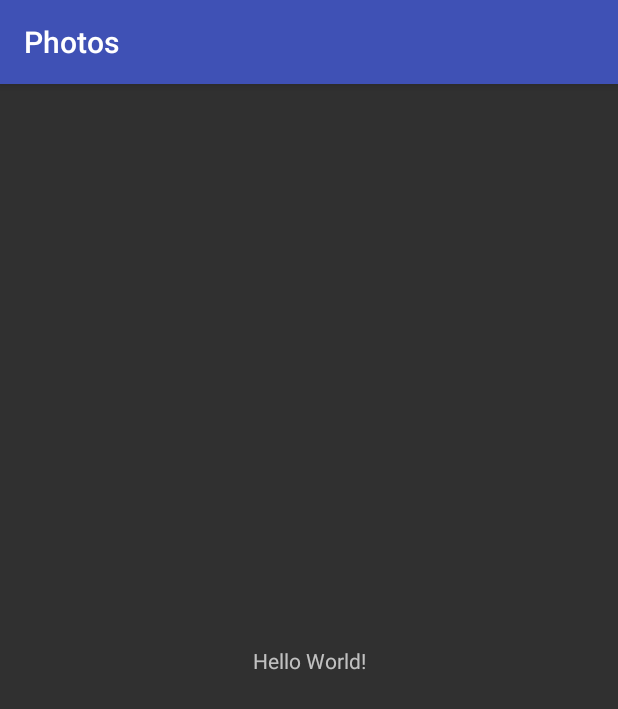
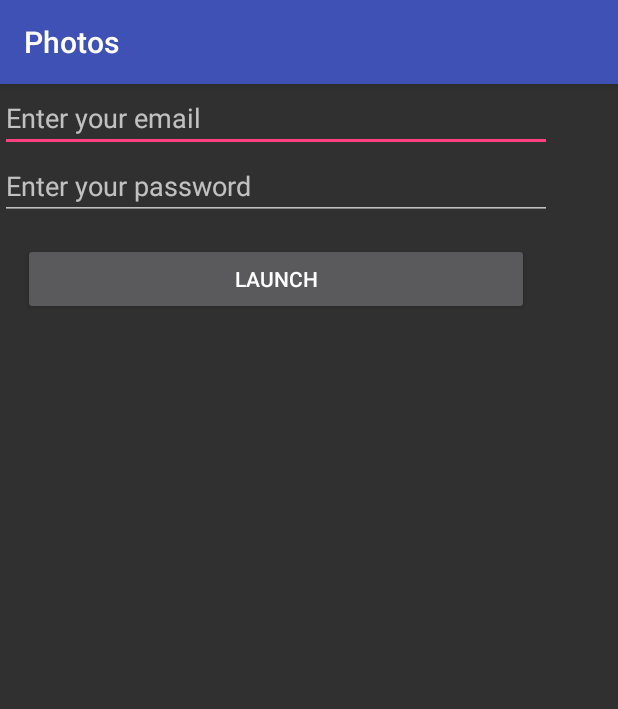
Before and after one commit to bluenight1994/Furo, an Android app: the screen it shows after launch (MainActivity), on a phone screen of 412 x 824 dp. Shown: the top 709 px of the screen. Run offline under Robolectric (Android 15) with nearby library versions, the phone set to English and light mode, and no system bars.

Commit message:
add firebase and login UI

```diff
--- a/app/build.gradle
+++ b/app/build.gradle
@@ -26,5 +26,8 @@ dependencies {
     })
     compile 'com.android.support:appcompat-v7:23.3.0'
     compile 'com.android.support.constraint:constraint-layout:1.0.2'
+    compile 'com.google.firebase:firebase-auth:9.6.1'
     testCompile 'junit:junit:4.12'
 }
+
+apply plugin: 'com.google.gms.google-services'
--- a/app/src/main/AndroidManifest.xml
+++ b/app/src/main/AndroidManifest.xml
@@ -1,6 +1,8 @@
 <?xml version="1.0" encoding="utf-8"?>
 <manifest xmlns:android="http://schemas.android.com/apk/res/android"
     package="com.example.ganhong.photos">
+
+    <uses-permission android:name="android.permission.INTERNET" />
 
     <application
         android:allowBackup="true"
--- a/app/src/main/res/layout/activity_main.xml
+++ b/app/src/main/res/layout/activity_main.xml
@@ -6,13 +6,38 @@
     android:layout_height="match_parent"
     tools:context="com.example.ganhong.photos.MainActivity">
 
-    <TextView
-        android:layout_width="wrap_content"
+    <LinearLayout
+        android:layout_centerHorizontal="true"
+        android:layout_centerVertical = "true"
+        android:orientation="vertical"
+        android:layout_width="368dp"
         android:layout_height="wrap_content"
-        android:text="Hello World!"
-        app:layout_constraintBottom_toBottomOf="parent"
-        app:layout_constraintLeft_toLeftOf="parent"
-        app:layout_constraintRight_toRightOf="parent"
-        app:layout_constraintTop_toTopOf="parent" />
+        tools:layout_editor_absoluteY="0dp"
+        tools:layout_editor_absoluteX="8dp">
+
+
+        <EditText
+            android:inputType="textEmailAddress"
+            android:hint="Enter your email"
+            android:id="@+id/editTextEmail"
+            android:layout_width="match_parent"
+            android:layout_height="wrap_content" />
+
+        <EditText
+            android:inputType="textPassword"
+            android:hint="Enter your password"
+            android:id="@+id/editTextPassword"
+            android:layout_width="match_parent"
+            android:layout_height="wrap_content" />
+
+        <Button
+            android:layout_margin="15dp"
+            android:id="@+id/buttonSignIn"
+            android:text="Launch"
+            android:layout_width="match_parent"
+            android:layout_height="wrap_content" />
+
+
+    </LinearLayout>
 
 </android.support.constraint.ConstraintLayout>
--- a/build.gradle
+++ b/build.gradle
@@ -6,7 +6,7 @@ buildscript {
     }
     dependencies {
         classpath 'com.android.tools.build:gradle:2.3.1'
-
+        classpath 'com.google.gms:google-services:3.0.0'
         // NOTE: Do not place your application dependencies here; they belong
         // in the individual module build.gradle files
     }
```
Also changed, not shown: 1 other file.
